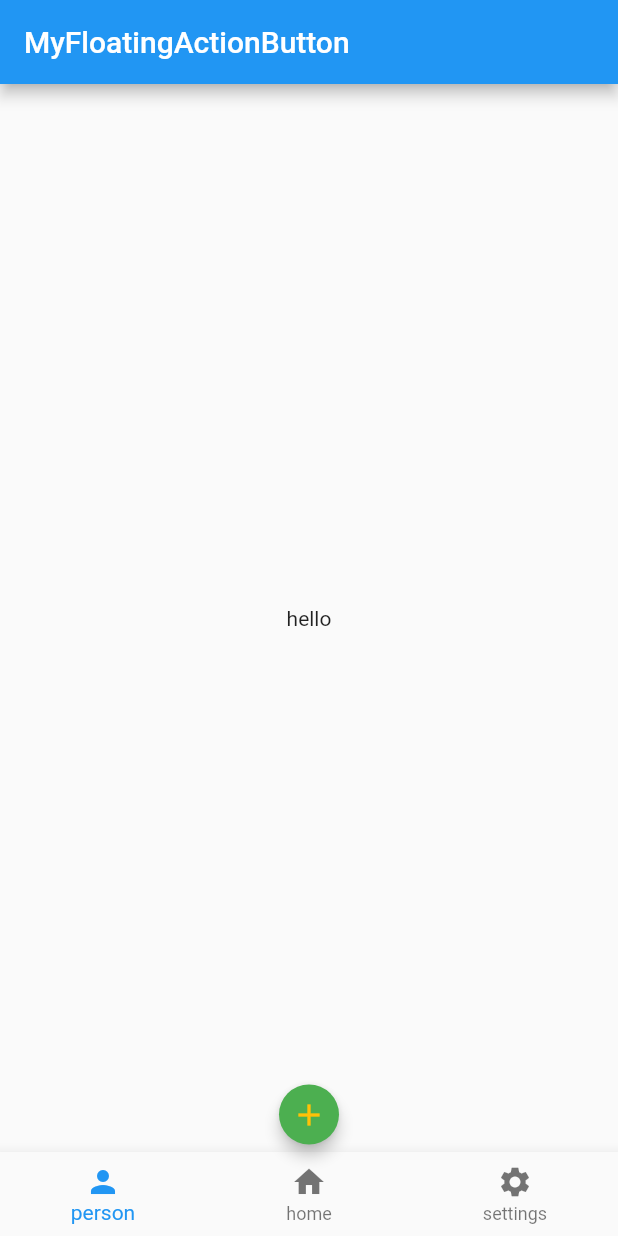
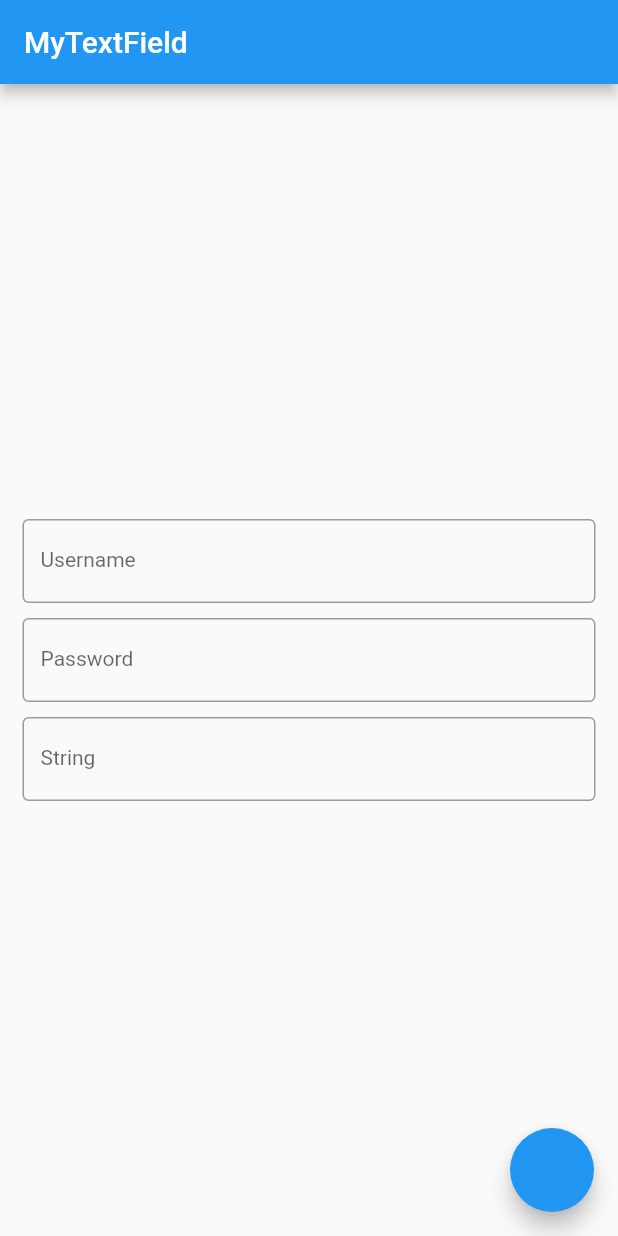
Before and after one commit to source3thaipvt/Learn_Flutter, a Flutter app: the screen it shows after launch, on a phone screen of 412 x 824 dp. Run offline on Flutter 3.47's test engine with Material 2 defaults, Android fonts, the phone set to English and light mode, and no system bars.

Commit message:
using Text Field Widget

```diff
--- a/lib/main.dart
+++ b/lib/main.dart
@@ -7,7 +7,7 @@ import 'package:flutter/services.dart';
 import 'package:hello_world/data/listData.dart';
 
 void main() {
-  runApp(MyFloatingActionButton());
+  runApp(MyTextField());
 }
 
 // giới thiệu về Widget Container, Text
@@ -1469,3 +1469,125 @@ class MyFloatingActionButton extends StatelessWidget {
     );
   }
 }
+
+// giới thiệu về Widget Text Field <Styles>
+class MyTextField extends StatelessWidget {
+  const MyTextField({Key? key}) : super(key: key);
+
+  @override
+  Widget build(BuildContext context) {
+    return MaterialApp(
+      home: MyTextFieldStateful(),
+    );
+  }
+}
+
+class MyTextFieldStateful extends StatefulWidget {
+  MyTextFieldStateful({Key? key}) : super(key: key);
+
+  @override
+  State<MyTextFieldStateful> createState() => _MyTextFieldStatefulState();
+}
+
+class _MyTextFieldStatefulState extends State<MyTextFieldStateful> {
+  late final TextEditingController _textEditingController;
+  late final TextEditingController _text2EditingController;
+  var str = '';
+  @override
+  void initState() {
+    // TODO: implement initState
+    super.initState();
+    _textEditingController = TextEditingController(text: '');
+    _text2EditingController = TextEditingController(text: '');
+  }
+
+  @override
+  void dispose() {
+    // TODO: implement dispose
+    _textEditingController.dispose();
+    _text2EditingController.dispose();
+    super.dispose();
+  }
+
+  @override
+  Widget build(BuildContext context) {
+    return Scaffold(
+      appBar: AppBar(title: Text('MyTextField')),
+      floatingActionButton: FloatingActionButton(
+        onPressed: () {
+          Navigator.of(context).push(
+            MaterialPageRoute(
+              builder: (context) => MySecondPageTextField(
+                  _textEditingController.text,
+                  _text2EditingController.text,
+                  str),
+            ),
+          );
+        },
+      ),
+      body: SafeArea(
+        child: Container(
+          child: Center(
+            child: Padding(
+              padding: const EdgeInsets.all(15),
+              child: Column(
+                mainAxisAlignment: MainAxisAlignment.center,
+                children: [
+                  TextField(
+                    obscureText: false,
+                    decoration: InputDecoration(
+                      border: OutlineInputBorder(),
+                      labelText: 'Username',
+                    ),
+                    controller: _textEditingController,
+                    style: TextStyle(fontSize: 14),
+                  ),
+                  SizedBox(height: 10),
+                  TextField(
+                    obscureText: true,
+                    decoration: InputDecoration(
+                      border: OutlineInputBorder(),
+                      labelText: 'Password',
+                    ),
+                    controller: _text2EditingController,
+                    style: TextStyle(fontSize: 14),
+                  ),
+                  SizedBox(height: 10),
+                  TextField(
+                    obscureText: false,
+                    decoration: InputDecoration(
+                      border: OutlineInputBorder(),
+                      labelText: 'String',
+                    ),
+                    onChanged: (value) => {
+                      str = value,
+                    },
+                    style: TextStyle(fontSize: 14),
+                  ),
+                ],
+              ),
+            ),
+          ),
+        ),
+      ),
+    );
+  }
+}
+
+class MySecondPageTextField extends StatelessWidget {
+  late final String userName, passWord, str;
+  MySecondPageTextField(this.userName, this.passWord, this.str);
+  @override
+  Widget build(BuildContext context) {
+    return MaterialApp(
+      home: Scaffold(
+        appBar: AppBar(
+          title: Text('Hello $userName'),
+        ),
+        body: Center(
+            child:
+                Text('Username: $userName \n\nPassword: $passWord \n\n$str')),
+      ),
+    );
+  }
+}
```
